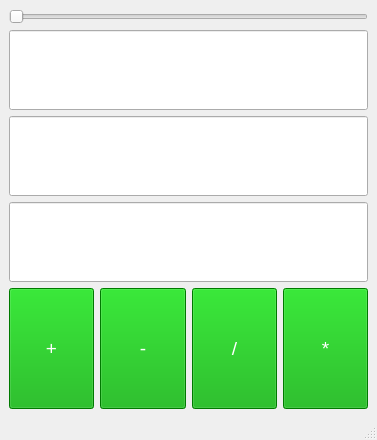
This is 37_module_sbx_calc.ui in PetrovSergeyAleksandrovich/37_module_sbx as Qt 5 draws it before an edit. The edited form follows.
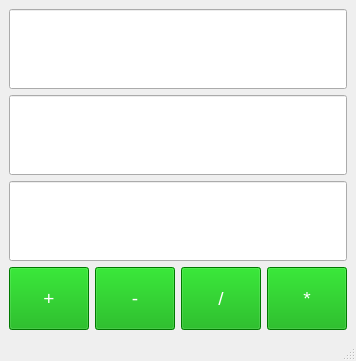
This is the edited form.

The edit to the form file:
```diff
--- a/37_module_sbx_calc.ui
+++ b/37_module_sbx_calc.ui
@@ -6,24 +6,23 @@
    <rect>
     <x>0</x>
     <y>0</y>
-    <width>377</width>
-    <height>440</height>
+    <width>340</width>
+    <height>361</height>
    </rect>
   </property>
+  <property name="maximumSize">
+   <size>
+    <width>480</width>
+    <height>480</height>
+   </size>
+  </property>
   <property name="windowTitle">
    <string>MainWindow</string>
   </property>
   <widget class="QWidget" name="centralwidget">
    <layout class="QGridLayout" name="gridLayout_2">
-    <item row="0" column="0">
+    <item row="1" column="0">
      <layout class="QVBoxLayout" name="verticalLayout">
-      <item>
-       <widget class="QSlider" name="hSlider">
-        <property name="orientation">
-         <enum>Qt::Horizontal</enum>
-        </property>
-       </widget>
-      </item>
       <item>
        <widget class="QLineEdit" name="Input_1">
         <property name="sizePolicy">
```
Left out of the diff: 92 changed lines with no effect on the pictures.
